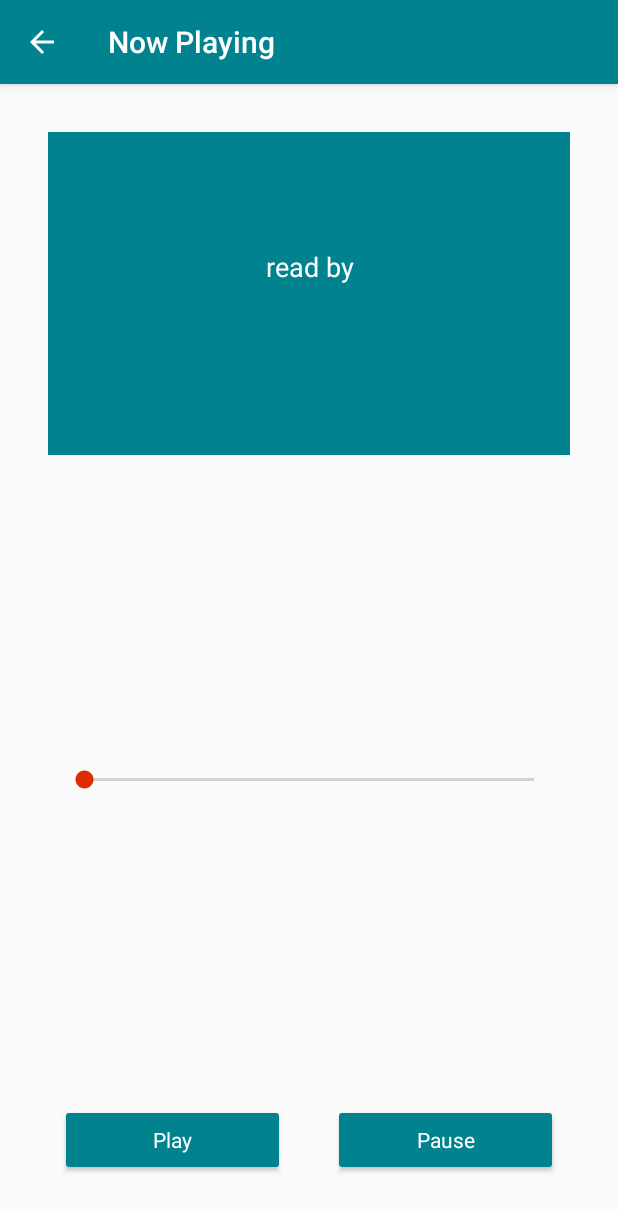
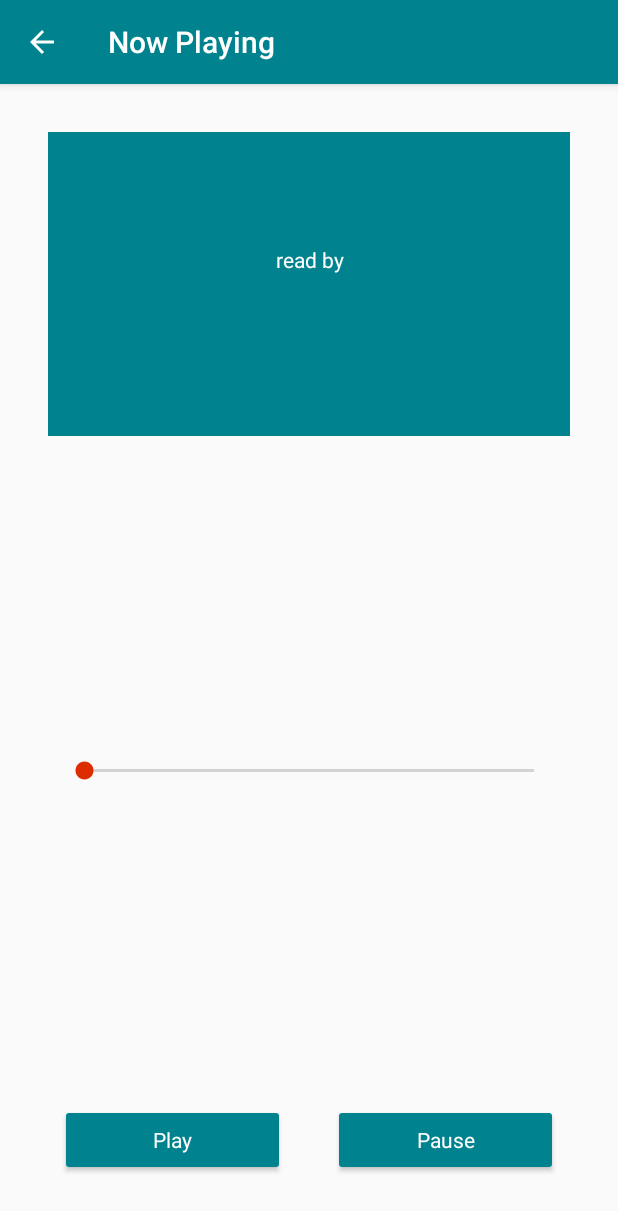
Before and after one commit to Clacli/ListenToAStory, an Android app: the NowPlayingActivity screen opened directly, with no data from a screen before it, on a phone screen of 412 x 824 dp. Shown: the top 1211 px of the screen. Run offline under Robolectric (Android 15) with nearby library versions, the phone set to English and light mode, and no system bars; our stand-ins replace ButterKnife.

Commit message:
Update text size

```diff
--- a/app/src/main/java/com/example/claudiabee/listentoastory/NowPlayingActivity.java
+++ b/app/src/main/java/com/example/claudiabee/listentoastory/NowPlayingActivity.java
@@ -17,6 +17,7 @@ import butterknife.ButterKnife;
 
 public class NowPlayingActivity extends AppCompatActivity {
 
+    public static final String PLAYBACK_POSITION = "cp";
     // Define global variables of the class
     @BindView(R.id.title_of_the_book)
     TextView titleOfBookTextView;
@@ -50,6 +51,9 @@ public class NowPlayingActivity extends AppCompatActivity {
      * Handles audio focus when playing a sound file
      */
     private AudioManager mMyAudioManager;
+
+    // The current position of the playback
+    private double playbackPosition;
 
     /**
      * This listener gets triggered whenever the audio focus changes
@@ -115,6 +119,7 @@ public class NowPlayingActivity extends AppCompatActivity {
 
         }
     };
+
 
     @Override
     protected void onCreate(Bundle savedInstanceState) {
@@ -210,6 +215,7 @@ public class NowPlayingActivity extends AppCompatActivity {
             }
         });
 
+
         // Set an onclick listener on the pauseButton object
         pauseButton.setOnClickListener(new View.OnClickListener() {
             @Override
--- a/app/src/main/res/layout-land/activity_main.xml
+++ b/app/src/main/res/layout-land/activity_main.xml
@@ -4,7 +4,7 @@
     android:layout_width="match_parent"
     android:layout_height="match_parent"
     android:orientation="horizontal"
-    android:padding="@dimen/root_view_padding"
+    android:padding="@dimen/fable_list_item_vertical_root_view_padding"
     tools:context=".MainActivity">
 
     <LinearLayout
--- a/app/src/main/res/layout-land/activity_now_playing.xml
+++ b/app/src/main/res/layout-land/activity_now_playing.xml
@@ -22,8 +22,8 @@
             android:layout_height="0dp"
             android:layout_weight="1"
             android:gravity="center"
-            android:textAppearance="?android:textAppearanceLarge"
             android:textColor="@android:color/white"
+            android:textSize="@dimen/now_playing_fable_title_text_size"
             android:textStyle="bold" />
 
         <TextView
@@ -31,7 +31,7 @@
             android:layout_height="wrap_content"
             android:gravity="center"
             android:text="@string/read_by"
-            android:textAppearance="?android:textAppearanceSmall"
+            android:textSize="@dimen/now_playing_read_by_text_size"
             android:textColor="@android:color/white" />
 
         <TextView
@@ -40,7 +40,7 @@
             android:layout_height="0dp"
             android:layout_weight="1"
             android:gravity="center"
-            android:textAppearance="?android:textAppearanceMedium"
+            android:textSize="@dimen/now_playing_fable_detail_text_size"
             android:textColor="@android:color/white" />
 
         <TextView
@@ -49,7 +49,7 @@
             android:layout_height="0dp"
             android:layout_weight="1"
             android:gravity="center"
-            android:textAppearance="?android:textAppearanceMedium"
+            android:textSize="@dimen/now_playing_fable_detail_text_size"
             android:textColor="@android:color/white" />
 
     </LinearLayout>
--- a/app/src/main/res/layout/activity_main.xml
+++ b/app/src/main/res/layout/activity_main.xml
@@ -4,7 +4,7 @@
     android:layout_width="match_parent"
     android:layout_height="match_parent"
     android:orientation="vertical"
-    android:padding="@dimen/root_view_padding"
+    android:padding="@dimen/fable_list_item_vertical_root_view_padding"
     tools:context=".MainActivity">
 
     <TextView
--- a/app/src/main/res/layout/activity_now_playing.xml
+++ b/app/src/main/res/layout/activity_now_playing.xml
@@ -28,8 +28,8 @@
             android:paddingLeft="@dimen/fable_title_horizontal_padding"
             android:paddingRight="@dimen/fable_title_horizontal_padding"
             android:paddingTop="@dimen/fable_title_vertical_space_external"
-            android:textAppearance="?android:textAppearanceLarge"
             android:textColor="@android:color/white"
+            android:textSize="@dimen/now_playing_fable_title_text_size"
             android:textStyle="bold" />
 
         <TextView
@@ -41,8 +41,8 @@
             android:paddingRight="@dimen/fable_title_horizontal_padding"
             android:paddingTop="@dimen/fable_title_vertical_spacing"
             android:text="@string/read_by"
-            android:textAppearance="?android:textAppearanceMedium"
-            android:textColor="@android:color/white" />
+            android:textColor="@android:color/white"
+            android:textSize="@dimen/now_playing_read_by_text_size" />
 
         <TextView
             android:id="@+id/name_of_the_reader"
@@ -53,8 +53,8 @@
             android:paddingLeft="@dimen/fable_title_horizontal_padding"
             android:paddingRight="@dimen/fable_title_horizontal_padding"
             android:paddingTop="@dimen/fable_title_vertical_spacing"
-            android:textAppearance="?android:textAppearanceMedium"
-            android:textColor="@android:color/white" />
+            android:textColor="@android:color/white"
+            android:textSize="@dimen/now_playing_fable_detail_text_size" />
 
         <TextView
             android:id="@+id/title_of_the_book"
@@ -65,8 +65,8 @@
             android:paddingLeft="@dimen/fable_title_horizontal_padding"
             android:paddingRight="@dimen/fable_title_horizontal_padding"
             android:paddingTop="@dimen/fable_title_vertical_spacing"
-            android:textAppearance="?android:textAppearanceMedium"
-            android:textColor="@android:color/white" />
+            android:textColor="@android:color/white"
+            android:textSize="@dimen/now_playing_fable_detail_text_size" />
 
     </LinearLayout>
 
--- a/app/src/main/res/values/dimens.xml
+++ b/app/src/main/res/values/dimens.xml
@@ -1,6 +1,6 @@
 <?xml version="1.0" encoding="utf-8"?>
 <resources>
-    <dimen name="root_view_padding">16dp</dimen>
+    <dimen name="fable_list_item_vertical_root_view_padding">16dp</dimen>
     <dimen name="button_width">0dp</dimen>
     <dimen name="button_horizontal_margin">16dp</dimen>
     <dimen name="height_of_book_title_text_views_main">0dp</dimen>
@@ -17,4 +17,11 @@
     <dimen name="button_container_horizontal_margin">8dp</dimen>
     <dimen name="land_now_playing_root_view_padding">16dp</dimen>
     <dimen name="land_fable_title_container_padding">8dp</dimen>
+    <dimen name="fable_list_item_horizontal_root_view_padding">24dp</dimen>
+    <dimen name="library_title_of_fable_text_size">16sp</dimen>
+    <dimen name="home_book_title_text_size">20sp</dimen>
+    <dimen name="home_action_text_size">20sp</dimen>
+    <dimen name="now_playing_fable_title_text_size">20sp</dimen>
+    <dimen name="now_playing_read_by_text_size">14sp</dimen>
+    <dimen name="now_playing_fable_detail_text_size">16sp</dimen>
 </resources>
--- a/app/src/main/res/values/styles.xml
+++ b/app/src/main/res/values/styles.xml
@@ -15,7 +15,7 @@
         <item name="android:layout_height">@dimen/height_of_book_title_text_views_main</item>
         <item name="android:layout_weight">1.5</item>
         <item name="android:background">@color/colorPrimary</item>
-        <item name="android:textAppearance">?android:textAppearanceLarge</item>
+        <item name="android:textSize">@dimen/home_book_title_text_size</item>
         <item name="android:textColor">@android:color/white</item>
     </style>
 
@@ -25,7 +25,7 @@
         <item name="android:layout_height">@dimen/height_of_book_title_text_views_main</item>
         <item name="android:layout_weight">1</item>
         <item name="android:background">@color/colorPrimary</item>
-        <item name="android:textAppearance">?android:textAppearanceLarge</item>
+        <item name="android:textSize">@dimen/home_book_title_text_size</item>
         <item name="android:textColor">@android:color/white</item>
     </style>
 
@@ -41,7 +41,7 @@
         <item name="android:layout_width">match_parent</item>
         <item name="android:layout_height">match_parent</item>
         <item name="android:gravity">center</item>
-        <item name="android:textAppearance">?android:textAppearanceMedium</item>
+        <item name="android:textSize">@dimen/home_action_text_size</item>
     </style>
 
     <!-- MediaPlayer Button style -->
```
Also changed, not shown: app/src/main/res/layout/fable_list_item.xml (+5 -5 lines).
